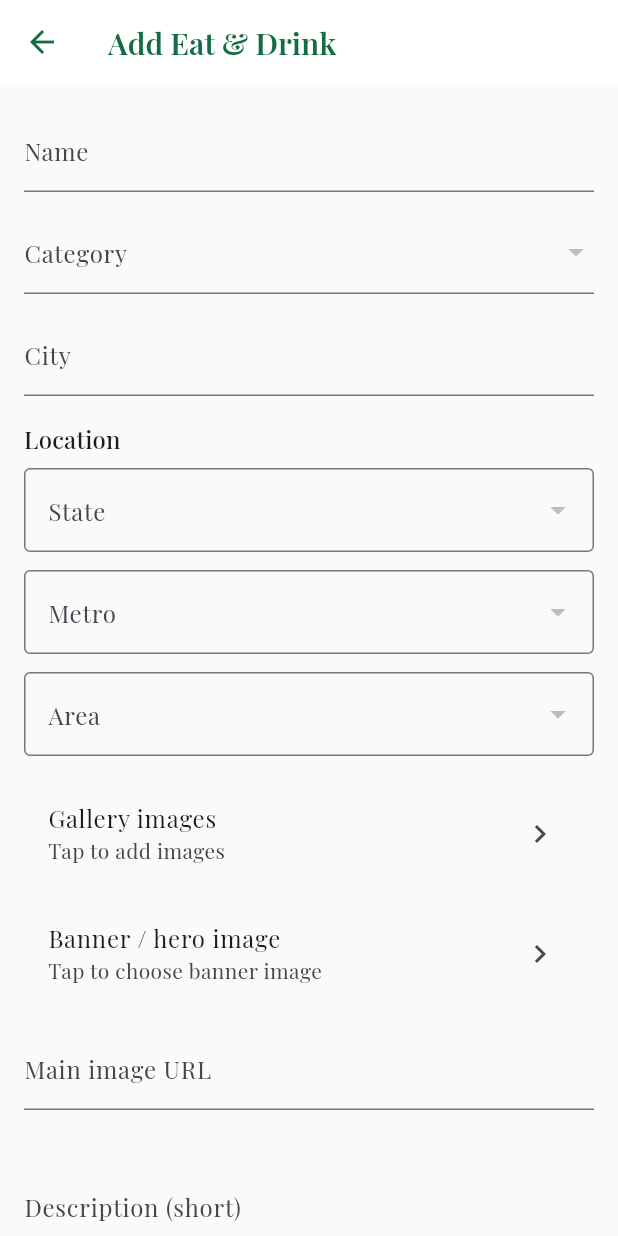
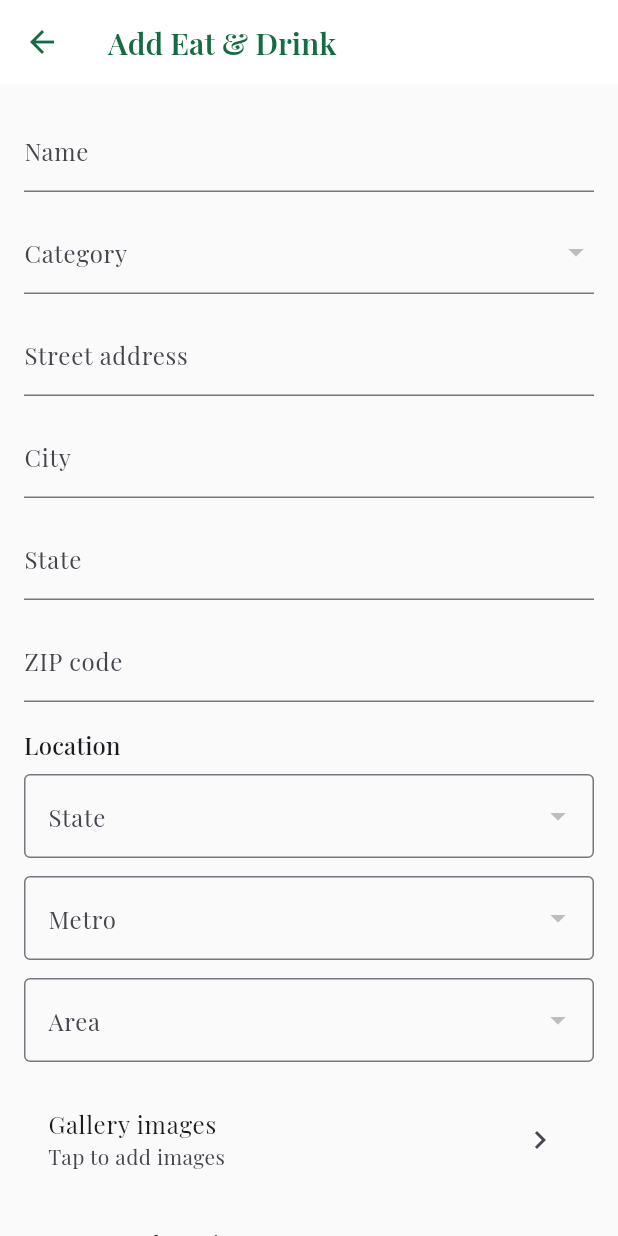
Before and after one commit to JoeMGL/mytown_haralson, a Flutter app: the AddEatAndDrinkPage screen opened directly, on a phone screen of 412 x 824 dp. Run offline on Flutter 3.47's test engine with Material 3 defaults, Android fonts, the phone set to English and light mode, and no system bars; our stand-ins replace cloud_firestore, firebase_auth, firebase_core, flutter_riverpod, go_router, google_fonts; accounts and stored records are empty.

Commit message:
address added to eat

```diff
--- a/lib/features/admin/eat_and_drink/admin_add_eat_and_drink_page.dart
+++ b/lib/features/admin/eat_and_drink/admin_add_eat_and_drink_page.dart
@@ -25,8 +25,13 @@ class _AddEatAndDrinkPageState extends State<AddEatAndDrinkPage> {
   late TextEditingController _nameController;
   late TextEditingController _imageUrlController;
 
+  // Address fields
+  String _street = '';
+  String _city = '';
+  String _state = '';
+  String _zip = '';
+
   // Core fields
-  String _city = '';
   String _category = ''; // category slug from Firestore
   String _description = '';
   String _phone = '';
@@ -196,16 +201,40 @@ class _AddEatAndDrinkPageState extends State<AddEatAndDrinkPage> {
                 ),
               const SizedBox(height: 12),
 
-              // City
+              // 📍 Full address
+              TextFormField(
+                initialValue: _street,
+                decoration: const InputDecoration(labelText: 'Street address'),
+                onSaved: (v) => _street = v?.trim() ?? '',
+                textCapitalization: TextCapitalization.words,
+              ),
+              const SizedBox(height: 12),
+
               TextFormField(
                 initialValue: _city,
                 decoration: const InputDecoration(labelText: 'City'),
                 onSaved: (v) => _city = v?.trim() ?? '',
                 textCapitalization: TextCapitalization.words,
               ),
+              const SizedBox(height: 12),
+
+              TextFormField(
+                initialValue: _state,
+                decoration: const InputDecoration(labelText: 'State'),
+                onSaved: (v) => _state = v?.trim() ?? '',
+                textCapitalization: TextCapitalization.characters,
+              ),
+              const SizedBox(height: 12),
+
+              TextFormField(
+                initialValue: _zip,
+                decoration: const InputDecoration(labelText: 'ZIP code'),
+                keyboardType: TextInputType.streetAddress,
+                onSaved: (v) => _zip = v?.trim() ?? '',
+              ),
               const SizedBox(height: 16),
 
-              // Location selector
+              // Location selector (state/metro/area hierarchy)
               LocationSelector(
                 initialStateId: _stateId,
                 initialMetroId: _metroId,
@@ -218,6 +247,12 @@ class _AddEatAndDrinkPageState extends State<AddEatAndDrinkPage> {
                     _metroName = loc.metroName;
                     _areaId = loc.areaId;
                     _areaName = loc.areaName;
+
+                    // Keep text state in sync with selector if user hasn't typed it
+                    if ((_state.isEmpty || _state == _stateName) &&
+                        loc.stateName != null) {
+                      _state = loc.stateName!;
+                    }
                   });
                 },
               ),
@@ -269,7 +304,7 @@ class _AddEatAndDrinkPageState extends State<AddEatAndDrinkPage> {
               ),
               const SizedBox(height: 12),
 
-              // 🔹 NEW: Weekly hours picker
+              // 🔹 Weekly hours picker
               WeeklyHoursField(
                 initialValue: _hoursByDay,
                 onChanged: (value) {
@@ -360,13 +395,15 @@ class _AddEatAndDrinkPageState extends State<AddEatAndDrinkPage> {
       final place = EatAndDrink(
         id: '',
         name: name,
+        street: _street.trim(),
         city: _city.trim(),
+        state: _state.trim(),
+        zip: _zip.trim(),
         category: _category,
         description: _description.trim(),
         imageUrl: imageUrl,
         heroTag: '',
-        // 🔹 Legacy hours string – now unused, keep null for compatibility
-        hours: null,
+        hours: null, // legacy
         tags: const [],
         coords: null,
         phone: _phone.trim().isEmpty ? null : _phone.trim(),
@@ -376,8 +413,11 @@ class _AddEatAndDrinkPageState extends State<AddEatAndDrinkPage> {
         active: true,
         search: [
           name.toLowerCase(),
+          _street.toLowerCase(),
           _city.toLowerCase(),
+          _zip.toLowerCase(),
           _category.toLowerCase(),
+          if (_state.isNotEmpty) _state.toLowerCase(),
           if (_stateName != null) _stateName!.toLowerCase(),
           if (_metroName != null) _metroName!.toLowerCase(),
           if (_areaName != null && _areaName!.isNotEmpty)
@@ -389,17 +429,16 @@ class _AddEatAndDrinkPageState extends State<AddEatAndDrinkPage> {
         metroName: _metroName ?? '',
         areaId: _areaId ?? '',
         areaName: _areaName ?? '',
-
-        // ✅ NEW required fields
         galleryImageUrls: _imageUrls,
         bannerImageUrl: _bannerImageUrl,
+        // hoursByDay is stored separately in Firestore below
+        hoursByDay: null,
       );
 
       await FirebaseFirestore.instance.collection('eatAndDrink').add({
         ...place.toMap(),
         'galleryImageUrls': _imageUrls,
         'bannerImageUrl': _bannerImageUrl.isEmpty ? null : _bannerImageUrl,
-        // 🔹 Save structured hours to Firestore
         'hoursByDay': _hoursByDay.map(
           (key, value) => MapEntry(key, value.toMap()),
         ),
--- a/lib/features/admin/eat_and_drink/edit_eat_and_drink_page.dart
+++ b/lib/features/admin/eat_and_drink/edit_eat_and_drink_page.dart
@@ -25,7 +25,19 @@ class _EditEatAndDrinkPageState extends State<EditEatAndDrinkPage> {
   final _form = GlobalKey<FormState>();
 
   late String _name;
+
+  // 📍 Address backing values (for search, etc.)
+  late String _street;
   late String _city;
+  late String _state;
+  late String _zip;
+
+  // 📍 Address controllers (for text fields)
+  late TextEditingController _streetController;
+  late TextEditingController _cityController;
+  late TextEditingController _stateTextController;
+  late TextEditingController _zipController;
+
   late String _category; // slug or legacy name (we normalize on load)
   late String _description;
   late String _phone;
@@ -54,7 +66,7 @@ class _EditEatAndDrinkPageState extends State<EditEatAndDrinkPage> {
   List<String> _imageUrls = [];
   String _bannerImageUrl = '';
 
-  // 🔹 NEW: structured hours
+  // 🔹 structured hours
   HoursByDay _hoursByDay = {}; // Map<String, DayHours>
 
   @override
@@ -63,8 +75,19 @@ class _EditEatAndDrinkPageState extends State<EditEatAndDrinkPage> {
     final p = widget.place;
 
     _name = p.name;
+
+    // 📍 address from model
+    _street = p.street;
     _city = p.city;
-    _category = p.category; // might be name or slug, we’ll fix after load
+    _state = p.state;
+    _zip = p.zip;
+
+    _streetController = TextEditingController(text: _street);
+    _cityController = TextEditingController(text: _city);
+    _stateTextController = TextEditingController(text: _state);
+    _zipController = TextEditingController(text: _zip);
+
+    _category = p.category; // might be name or slug, we’ll normalize
     _description = p.description;
     _phone = p.phone ?? '';
     _website = p.website ?? '';
@@ -95,6 +118,10 @@ class _EditEatAndDrinkPageState extends State<EditEatAndDrinkPage> {
   @override
   void dispose() {
     _imageUrlController.dispose();
+    _streetController.dispose();
+    _cityController.dispose();
+    _stateTextController.dispose();
+    _zipController.dispose();
     super.dispose();
   }
 
@@ -236,12 +263,32 @@ class _EditEatAndDrinkPageState extends State<EditEatAndDrinkPage> {
                 ),
               const SizedBox(height: 12),
 
-              // City
+              // 📍 Full address
               TextFormField(
-                initialValue: _city,
+                controller: _streetController,
+                decoration: const InputDecoration(labelText: 'Street address'),
+                textCapitalization: TextCapitalization.words,
+              ),
+              const SizedBox(height: 12),
+
+              TextFormField(
+                controller: _cityController,
                 decoration: const InputDecoration(labelText: 'City'),
-                onSaved: (v) => _city = v?.trim() ?? '',
                 textCapitalization: TextCapitalization.words,
+              ),
+              const SizedBox(height: 12),
+
+              TextFormField(
+                controller: _stateTextController,
+                decoration: const InputDecoration(labelText: 'State'),
+                textCapitalization: TextCapitalization.characters,
+              ),
+              const SizedBox(height: 12),
+
+              TextFormField(
+                controller: _zipController,
+                decoration: const InputDecoration(labelText: 'ZIP code'),
+                keyboardType: TextInputType.streetAddress,
               ),
               const SizedBox(height: 16),
 
@@ -258,6 +305,13 @@ class _EditEatAndDrinkPageState extends State<EditEatAndDrinkPage> {
                     _metroName = loc.metroName;
                     _areaId = loc.areaId;
                     _areaName = loc.areaName;
+
+                    // keep state text in sync if user hasn't changed it
+                    if ((_stateTextController.text.isEmpty ||
+                            _stateTextController.text == _stateName) &&
+                        loc.stateName != null) {
+                      _stateTextController.text = loc.stateName!;
+                    }
                   });
                 },
               ),
@@ -310,7 +364,7 @@ class _EditEatAndDrinkPageState extends State<EditEatAndDrinkPage> {
               ),
               const SizedBox(height: 12),
 
-              // 🔹 NEW: Weekly hours picker
+              // 🔹 Weekly hours picker
               WeeklyHoursField(
                 initialValue: _hoursByDay,
                 onChanged: (value) {
@@ -404,44 +458,74 @@ class _EditEatAndDrinkPageState extends State<EditEatAndDrinkPage> {
     try {
       final imageUrl = _imageUrlController.text.trim();
 
-      await FirebaseFirestore.instance
-          .collection('eatAndDrink')
-          .doc(widget.place.id)
-          .update({
+      // sync backing strings from controllers
+      _street = _streetController.text.trim();
+      _city = _cityController.text.trim();
+      _state = _stateTextController.text.trim();
+      _zip = _zipController.text.trim();
+
+      final updateData = <String, dynamic>{
         'name': _name.trim(),
-        'city': _city.trim(),
+
+        // 📍 Address
+        'street': _street,
+        'city': _city,
+        'state': _state,
+        'zip': _zip,
+
+        // Category & details
         'category': _category, // normalized to slug
         'description': _description.trim(),
-        // ❗ We no longer touch the legacy 'hours' string here; it stays as-is.
+        // keep legacy 'hours' as-is
         'phone': _phone.trim().isEmpty ? null : _phone.trim(),
         'website': _website.trim().isEmpty ? null : _website.trim(),
         'mapQuery': _mapQuery.trim().isEmpty ? null : _mapQuery.trim(),
+
+        // Flags
         'featured': _featured,
         'active': _active,
+
+        // Location hierarchy
         'stateId': _stateId,
         'stateName': _stateName ?? '',
         'metroId': _metroId,
         'metroName': _metroName ?? '',
         'areaId': _areaId,
         'areaName': _areaName ?? '',
+
+        // Images
         'imageUrl': imageUrl,
         'galleryImageUrls': _imageUrls,
         'bannerImageUrl': _bannerImageUrl.isEmpty ? null : _bannerImageUrl,
-        // 🔹 Save structured hours
+
+        // Structured hours
         'hoursByDay': _hoursByDay.map(
           (key, value) => MapEntry(key, value.toMap()),
         ),
+
+        // Search tokens
         'search': [
           _name.toLowerCase(),
+          _street.toLowerCase(),
           _city.toLowerCase(),
+          _zip.toLowerCase(),
           _category.toLowerCase(),
+          if (_state.isNotEmpty) _state.toLowerCase(),
           if (_stateName != null) _stateName!.toLowerCase(),
           if (_metroName != null) _metroName!.toLowerCase(),
           if (_areaName != null && _areaName!.isNotEmpty)
             _areaName!.toLowerCase(),
         ],
+
         'updatedAt': FieldValue.serverTimestamp(),
-      });
+      };
+
+      debugPrint('EditEatAndDrink MERGE for ${widget.place.id}: $updateData');
+
+      await FirebaseFirestore.instance
+          .collection('eatAndDrink')
+          .doc(widget.place.id)
+          .set(updateData, SetOptions(merge: true));
 
       if (!mounted) return;
       ScaffoldMessenger.of(context).showSnackBar(
--- a/lib/models/eat_and_drink.dart
+++ b/lib/models/eat_and_drink.dart
@@ -6,21 +6,28 @@ class EatAndDrink {
 
   // Core
   final String name;
+
+  // 📍 Address
+  final String street;
   final String city;
+  final String state;
+  final String zip;
+
+  // Category / media
   final String category; // slug
   final String description;
   final String imageUrl;
   final String heroTag;
 
   // Details
-  final String? hours; // legacy
+  final String? hours; // legacy string
   final List<String> tags;
   final GeoPoint? coords;
   final String? phone;
   final String? website;
   final String? mapQuery;
 
-  // 🔹 NEW: structured hours by day
+  // 🔹 Structured hours by day
   final Map<String, DayHours>? hoursByDay;
 
   // Flags
@@ -43,7 +50,10 @@ class EatAndDrink {
   EatAndDrink({
     required this.id,
     required this.name,
+    required this.street,
     required this.city,
+    required this.state,
+    required this.zip,
     required this.category,
     required this.description,
     required this.imageUrl,
@@ -54,7 +64,7 @@ class EatAndDrink {
     this.phone,
     this.website,
     this.mapQuery,
-    this.hoursByDay, // 👈 NEW
+    this.hoursByDay,
     required this.featured,
     required this.active,
     required this.search,
@@ -95,7 +105,13 @@ class EatAndDrink {
     return EatAndDrink(
       id: doc.id,
       name: (data['name'] ?? '').toString(),
+
+      // 📍 Address (defaults for old docs)
+      street: (data['street'] ?? '').toString(),
       city: (data['city'] ?? '').toString(),
+      state: (data['state'] ?? '').toString(),
+      zip: (data['zip'] ?? '').toString(),
+
       category: (data['category'] ?? '').toString(),
       description: (data['description'] ?? '').toString(),
       imageUrl: (data['imageUrl'] ?? '').toString(),
@@ -106,7 +122,7 @@ class EatAndDrink {
       phone: data['phone']?.toString(),
       website: data['website']?.toString(),
       mapQuery: data['mapQuery']?.toString(),
-      hoursByDay: _readHoursByDay(), // 👈 NEW
+      hoursByDay: _readHoursByDay(),
       featured: (data['featured'] ?? false) as bool,
       active: (data['active'] ?? true) as bool,
       search: _readStringList('search'),
@@ -124,7 +140,13 @@ class EatAndDrink {
   Map<String, dynamic> toMap() {
     return {
       'name': name,
+
+      // 📍 Address
+      'street': street,
       'city': city,
+      'state': state,
+      'zip': zip,
+
       'category': category,
       'description': description,
       'imageUrl': imageUrl,
@@ -154,7 +176,10 @@ class EatAndDrink {
 
   EatAndDrink copyWith({
     String? name,
+    String? street,
     String? city,
+    String? state,
+    String? zip,
     String? category,
     String? description,
     String? imageUrl,
@@ -181,7 +206,10 @@ class EatAndDrink {
     return EatAndDrink(
       id: id,
       name: name ?? this.name,
+      street: street ?? this.street,
       city: city ?? this.city,
+      state: state ?? this.state,
+      zip: zip ?? this.zip,
       category: category ?? this.category,
       description: description ?? this.description,
       imageUrl: imageUrl ?? this.imageUrl,
```
Also changed, not shown: lib/widgets/weekly_hours_field.dart (+177 -114 lines).
